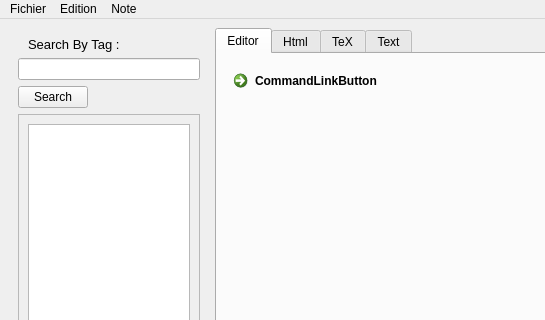
Before: the Qt Designer form view/mainwindow.ui in DEKHTIARJonathan/LO21-Project, drawn with Qt 5; both pictures show x 0 to 545 and y 0 to 320 of the 702 by 611 pixel window.
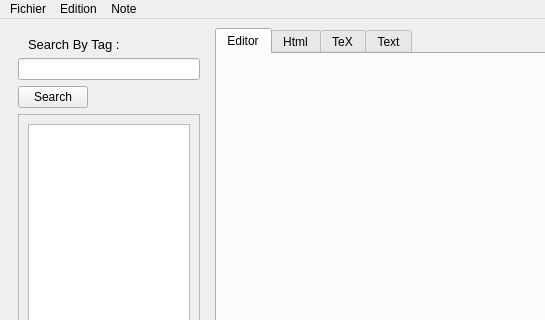
After: the same form once the commit is applied.

Patch:
```diff
--- a/view/mainwindow.ui
+++ b/view/mainwindow.ui
@@ -135,15 +135,7 @@
        <attribute name="title">
         <string>Editor</string>
        </attribute>
-       <layout class="QVBoxLayout" name="verticalLayout_2">
-        <item>
-         <widget class="QCommandLinkButton" name="commandLinkButton">
-          <property name="text">
-           <string>CommandLinkButton</string>
-          </property>
-         </widget>
-        </item>
-       </layout>
+       <layout class="QVBoxLayout" name="verticalLayout_2"/>
       </widget>
       <widget class="QWidget" name="Html">
        <attribute name="title">
```
